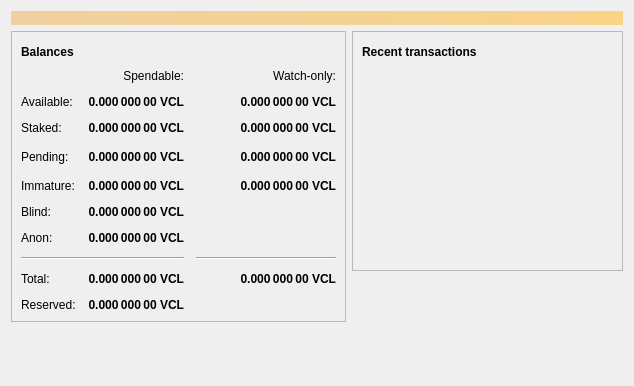
Before: the Qt Designer form src/qt/forms/overviewpage.ui in vpubchain/vircle-core, drawn with Qt 5.
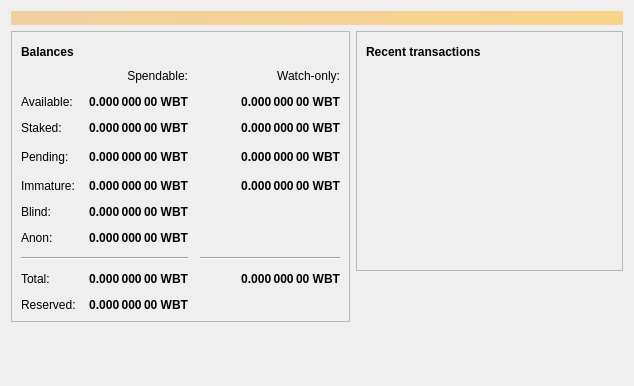
After: the same form once the commit is applied. Icons and pictures are not drawn.

What changed in the file:
```diff
--- a/src/qt/forms/overviewpage.ui
+++ b/src/qt/forms/overviewpage.ui
@@ -129,7 +129,7 @@
                <string>Your current staked balance</string>
               </property>
               <property name="text">
-               <string notr="true">0.000 000 00 VCL</string>
+               <string notr="true">0.000 000 00 WBT</string>
               </property>
               <property name="alignment">
                <set>Qt::AlignRight|Qt::AlignTrailing|Qt::AlignVCenter</set>
@@ -154,7 +154,7 @@
                <string>Your current watch-only staked balance</string>
               </property>
               <property name="text">
-               <string notr="true">0.000 000 00 VCL</string>
+               <string notr="true">0.000 000 00 WBT</string>
               </property>
               <property name="alignment">
                <set>Qt::AlignRight|Qt::AlignTrailing|Qt::AlignVCenter</set>
@@ -179,7 +179,7 @@
                <string>Mined balance in watch-only addresses that has not yet matured</string>
               </property>
               <property name="text">
-               <string notr="true">0.000 000 00 VCL</string>
+               <string notr="true">0.000 000 00 WBT</string>
               </property>
               <property name="alignment">
                <set>Qt::AlignRight|Qt::AlignTrailing|Qt::AlignVCenter</set>
@@ -217,7 +217,7 @@
                <string>Mined balance that has not yet matured</string>
               </property>
               <property name="text">
-               <string notr="true">0.000 000 00 VCL</string>
+               <string notr="true">0.000 000 00 WBT</string>
               </property>
               <property name="alignment">
                <set>Qt::AlignRight|Qt::AlignTrailing|Qt::AlignVCenter</set>
@@ -242,7 +242,7 @@
                <string>Unconfirmed transactions to watch-only addresses</string>
               </property>
               <property name="text">
-               <string notr="true">0.000 000 00 VCL</string>
+               <string notr="true">0.000 000 00 WBT</string>
               </property>
               <property name="alignment">
                <set>Qt::AlignRight|Qt::AlignTrailing|Qt::AlignVCenter</set>
@@ -267,7 +267,7 @@
                <string>Total of transactions that have yet to be confirmed, and do not yet count toward the spendable balance</string>
               </property>
               <property name="text">
-               <string notr="true">0.000 000 00 VCL</string>
+               <string notr="true">0.000 000 00 WBT</string>
               </property>
               <property name="alignment">
                <set>Qt::AlignRight|Qt::AlignTrailing|Qt::AlignVCenter</set>
@@ -318,7 +318,7 @@
                <string>Current total balance in watch-only addresses</string>
               </property>
               <property name="text">
-               <string notr="true">0.000 000 00 VCL</string>
+               <string notr="true">0.000 000 00 WBT</string>
               </property>
               <property name="alignment">
                <set>Qt::AlignRight|Qt::AlignTrailing|Qt::AlignVCenter</set>
@@ -350,7 +350,7 @@
                <string>Your current total balance</string>
               </property>
               <property name="text">
-               <string notr="true">0.000 000 00 VCL</string>
+               <string notr="true">0.000 000 00 WBT</string>
               </property>
               <property name="alignment">
                <set>Qt::AlignRight|Qt::AlignTrailing|Qt::AlignVCenter</set>
@@ -406,7 +406,7 @@
                <string>Your current balance in watch-only addresses</string>
               </property>
               <property name="text">
-               <string notr="true">0.000 000 00 VCL</string>
+               <string notr="true">0.000 000 00 WBT</string>
               </property>
               <property name="alignment">
                <set>Qt::AlignRight|Qt::AlignTrailing|Qt::AlignVCenter</set>
@@ -455,7 +455,7 @@
                <string>Your current spendable blinded balance</string>
               </property>
               <property name="text">
-               <string notr="true">0.000 000 00 VCL</string>
+               <string notr="true">0.000 000 00 WBT</string>
               </property>
               <property name="alignment">
                <set>Qt::AlignRight|Qt::AlignTrailing|Qt::AlignVCenter</set>
@@ -487,7 +487,7 @@
                <string>Your current spendable anon balance</string>
               </property>
               <property name="text">
-               <string notr="true">0.000 000 00 VCL</string>
+               <string notr="true">0.000 000 00 WBT</string>
               </property>
               <property name="alignment">
                <set>Qt::AlignRight|Qt::AlignTrailing|Qt::AlignVCenter</set>
@@ -512,7 +512,7 @@
                <string>Your current spendable balance</string>
               </property>
               <property name="text">
-               <string notr="true">0.000 000 00 VCL</string>
+               <string notr="true">0.000 000 00 WBT</string>
               </property>
               <property name="alignment">
                <set>Qt::AlignRight|Qt::AlignTrailing|Qt::AlignVCenter</set>
@@ -544,7 +544,7 @@
                <string>Your current spendable balance</string>
               </property>
               <property name="text">
-               <string notr="true">0.000 000 00 VCL</string>
+               <string notr="true">0.000 000 00 WBT</string>
               </property>
               <property name="alignment">
                <set>Qt::AlignRight|Qt::AlignTrailing|Qt::AlignVCenter</set>
```
